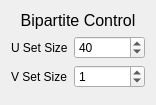
First picture: the form in visigoth/bipartitecontrol.ui, repository scvalex/visigoth, before the edit.
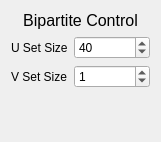
Second picture: the form after the edit.

Commit message: move the chooserCombo into the UI #21

Patch:
```diff
--- a/visigoth/bipartitecontrol.ui
+++ b/visigoth/bipartitecontrol.ui
@@ -6,10 +6,16 @@
    <rect>
     <x>0</x>
     <y>0</y>
-    <width>156</width>
-    <height>105</height>
+    <width>161</width>
+    <height>142</height>
    </rect>
   </property>
+  <property name="sizePolicy">
+   <sizepolicy hsizetype="Preferred" vsizetype="Preferred">
+    <horstretch>0</horstretch>
+    <verstretch>0</verstretch>
+   </sizepolicy>
+  </property>
   <property name="windowTitle">
    <string>Form</string>
   </property>
@@ -17,6 +23,9 @@
    <enum>Qt::LeftToRight</enum>
   </property>
   <layout class="QVBoxLayout" name="verticalLayout">
+   <property name="sizeConstraint">
+    <enum>QLayout::SetDefaultConstraint</enum>
+   </property>
    <item>
     <widget class="QLabel" name="label_3">
      <property name="font">
@@ -34,6 +43,9 @@
    </item>
    <item>
     <layout class="QFormLayout" name="formLayout">
+     <property name="labelAlignment">
+      <set>Qt::AlignLeading|Qt::AlignLeft|Qt::AlignVCenter</set>
+     </property>
      <item row="0" column="0">
       <widget class="QLabel" name="label">
        <property name="text">
@@ -78,7 +90,7 @@
      <property name="sizeHint" stdset="0">
       <size>
        <width>20</width>
-       <height>13</height>
+       <height>40</height>
       </size>
      </property>
     </spacer>
```
The commit also changes 3 other files.
